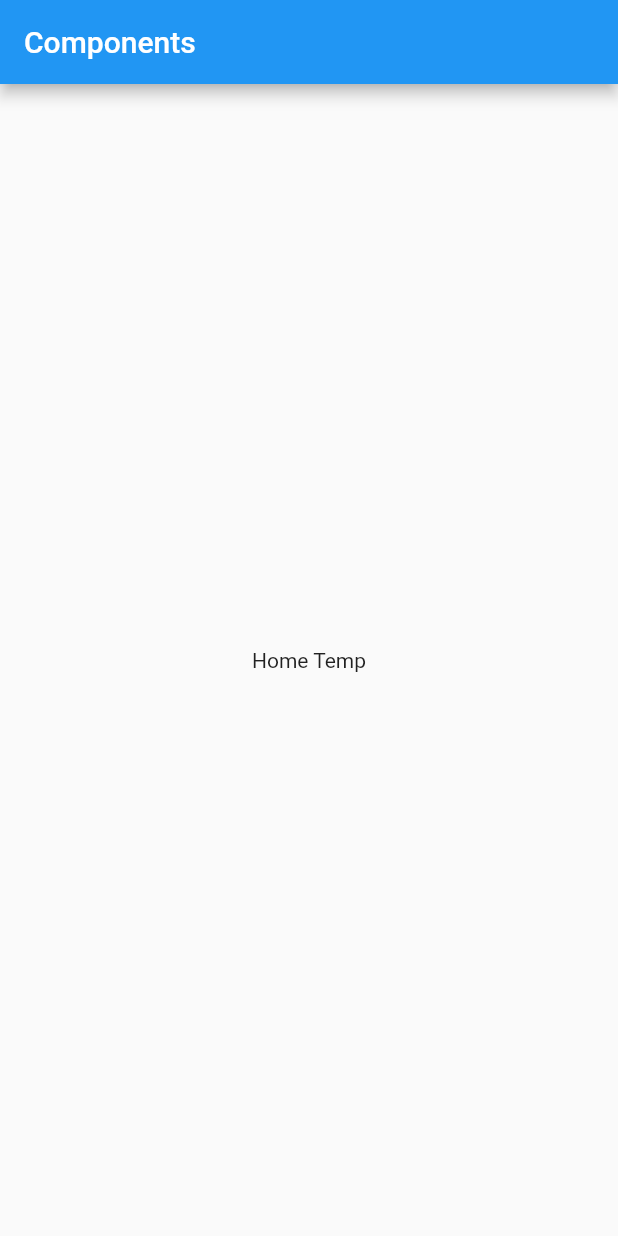
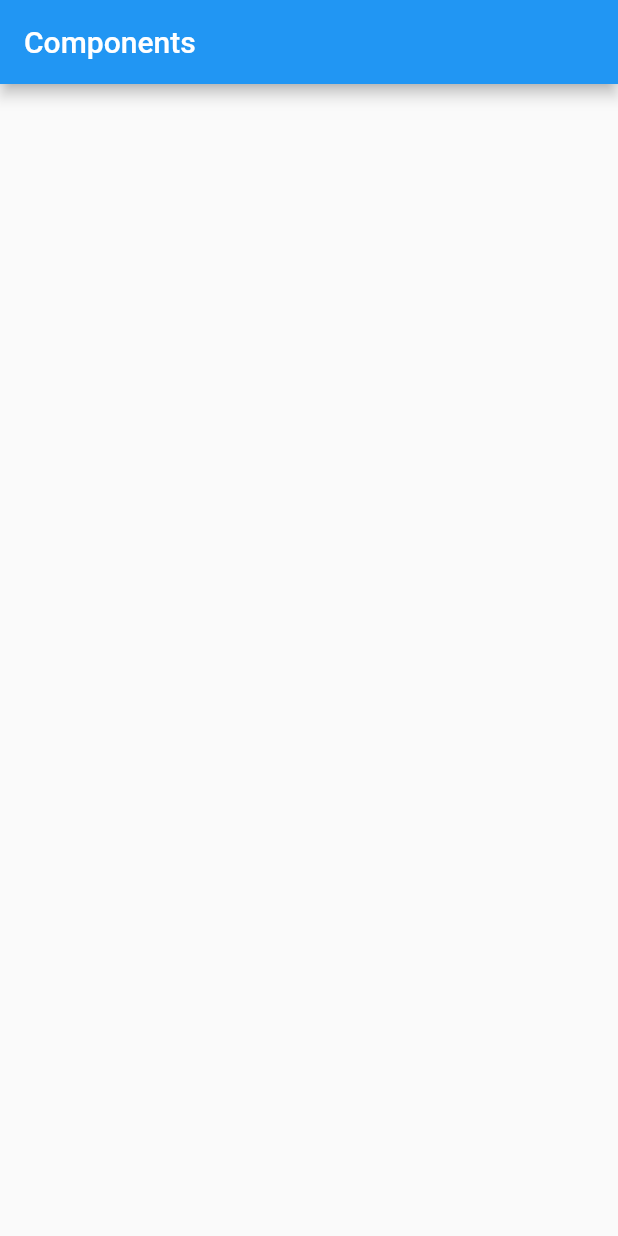
Before and after one commit to marcossevilla/flutter-components, a Flutter app: the screen it shows after launch, on a phone screen of 412 x 824 dp. Run offline on Flutter 3.47's test engine with Material 2 defaults, Android fonts, the phone set to English and light mode, and no system bars.

Commit message:
first setup of the home page

```diff
--- a/lib/main.dart
+++ b/lib/main.dart
@@ -1,4 +1,4 @@
-import 'package:components/src/pages/home_temp.dart';
+import 'package:components/src/pages/home_page.dart';
 import 'package:flutter/material.dart';
 
 void main() => runApp(MyApp());
@@ -9,11 +9,7 @@ class MyApp extends StatelessWidget {
     return MaterialApp(
       debugShowCheckedModeBanner: false,
       title: 'Components App',
-      home: Scaffold(
-          appBar: AppBar(
-            title: Text('Components'),
-          ),
-          body: HomePageTemp()),
+      home: HomePage(),
     );
   }
 }
--- /dev/null
+++ b/lib/src/pages/home_page.dart
@@ -0,0 +1,14 @@
+import 'package:flutter/material.dart';
+
+class HomePage extends StatelessWidget {
+  const HomePage({Key key}) : super(key: key);
+
+  @override
+  Widget build(BuildContext context) {
+    return Scaffold(
+      appBar: AppBar(
+        title: Text('Components'),
+      ),
+    );
+  }
+}
```
Also changed, not shown: lib/src/pages/home_temp.dart (+44 -2 lines), 1 other file.
